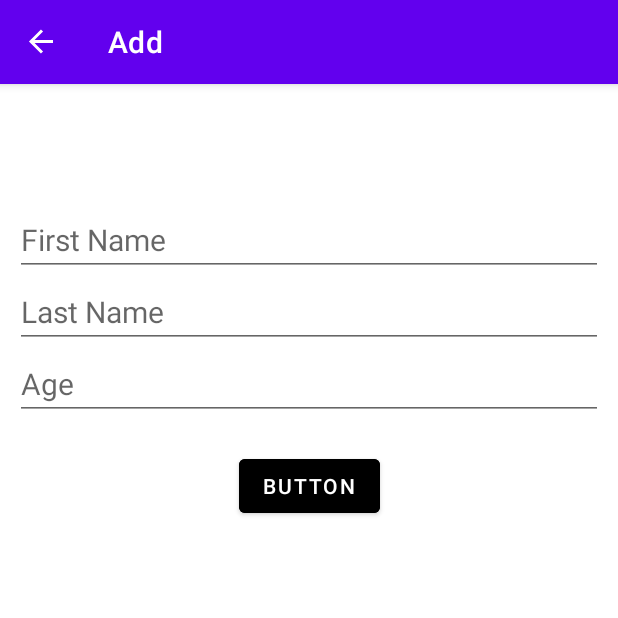
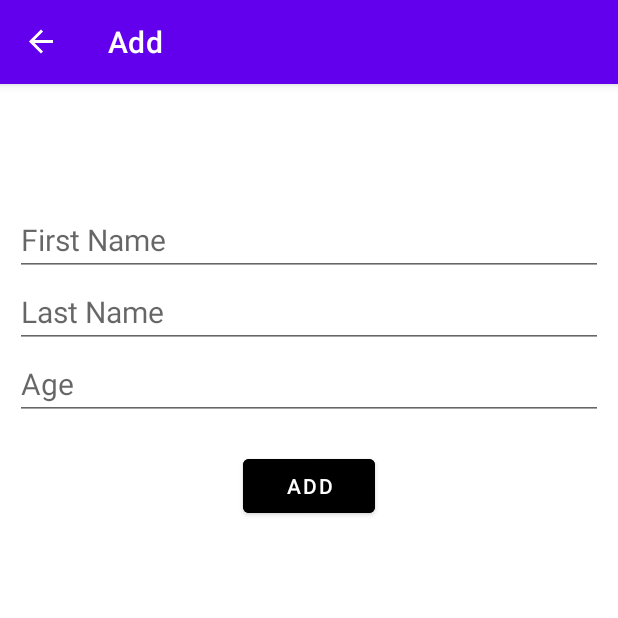
Before and after one commit to judahben149/ROOM_Database_SS, an Android app: the AddFragment screen opened through its navigation route, on a phone screen of 412 x 824 dp, the top half of it. Run offline under Robolectric (Android 15) with nearby library versions, the phone set to English and light mode, and no system bars; our stand-ins replace Room's generated code, navigation-ui.

Commit message:
ch - added logic to add users to a database

```diff
--- a/app/src/main/java/com/example/roomdatabasess/data/UserDao.kt
+++ b/app/src/main/java/com/example/roomdatabasess/data/UserDao.kt
@@ -5,6 +5,7 @@ import androidx.room.Dao
 import androidx.room.Insert
 import androidx.room.OnConflictStrategy
 import androidx.room.Query
+import com.example.roomdatabasess.model.User
 
 @Dao
 interface UserDao {
--- a/app/src/main/java/com/example/roomdatabasess/data/UserDatabase.kt
+++ b/app/src/main/java/com/example/roomdatabasess/data/UserDatabase.kt
@@ -4,6 +4,7 @@ import android.content.Context
 import androidx.room.Database
 import androidx.room.Room
 import androidx.room.RoomDatabase
+import com.example.roomdatabasess.model.User
 
 @Database(entities = [User::class], version = 1, exportSchema = false)
 abstract class UserDatabase: RoomDatabase() {
--- a/app/src/main/java/com/example/roomdatabasess/fragments/add/AddFragment.kt
+++ b/app/src/main/java/com/example/roomdatabasess/fragments/add/AddFragment.kt
@@ -11,8 +11,8 @@ import android.widget.Toast
 import androidx.lifecycle.ViewModelProvider
 import androidx.navigation.fragment.findNavController
 import com.example.roomdatabasess.R
-import com.example.roomdatabasess.data.User
-import com.example.roomdatabasess.data.UserViewModel
+import com.example.roomdatabasess.model.User
+import com.example.roomdatabasess.viewmodel.UserViewModel
 import kotlinx.android.synthetic.main.fragment_add.*
 import kotlinx.android.synthetic.main.fragment_add.view.*
 
--- /dev/null
+++ b/app/src/main/java/com/example/roomdatabasess/fragments/list/ListAdapter.kt
@@ -0,0 +1,39 @@
+package com.example.roomdatabasess.fragments.list
+
+import android.view.LayoutInflater
+import android.view.View
+import android.view.ViewGroup
+import androidx.recyclerview.widget.RecyclerView
+import com.example.roomdatabasess.R
+import com.example.roomdatabasess.model.User
+import kotlinx.android.synthetic.main.custom_row.view.*
+
+class ListAdapter: RecyclerView.Adapter<ListAdapter.MyViewHolder>() {
+
+    private var userList = emptyList<User>()
+    class MyViewHolder(itemView: View): RecyclerView.ViewHolder(itemView){
+
+    }
+
+    override fun onCreateViewHolder(parent: ViewGroup, viewType: Int): MyViewHolder {
+        return MyViewHolder(LayoutInflater.from(parent.context).inflate(R.layout.custom_row, parent, false))
+    }
+
+    override fun onBindViewHolder(holder: MyViewHolder, position: Int) {
+        val currentItem = userList[position]
+        holder.itemView.tvId.text = currentItem.id.toString()
+        holder.itemView.tvFirstname.text = currentItem.firstName
+        holder.itemView.tvLastname.text = currentItem.lastName
+        holder.itemView.tvage.text = currentItem.age.toString()
+
+    }
+
+    override fun getItemCount(): Int {
+        return userList.size
+    }
+
+    fun setData(user: List<User>) {
+        this.userList = user
+        notifyDataSetChanged()
+    }
+}
--- a/app/src/main/java/com/example/roomdatabasess/fragments/list/ListFragment.kt
+++ b/app/src/main/java/com/example/roomdatabasess/fragments/list/ListFragment.kt
@@ -5,12 +5,18 @@ import androidx.fragment.app.Fragment
 import android.view.LayoutInflater
 import android.view.View
 import android.view.ViewGroup
+import androidx.lifecycle.Observer
+import androidx.lifecycle.ViewModelProvider
 import androidx.navigation.fragment.findNavController
+import androidx.recyclerview.widget.LinearLayoutManager
 import com.example.roomdatabasess.R
+import com.example.roomdatabasess.viewmodel.UserViewModel
 import kotlinx.android.synthetic.main.fragment_list.view.*
 
 
 class ListFragment : Fragment() {
+
+    private lateinit var mUserViewModel: UserViewModel
 
     override fun onCreateView(
         inflater: LayoutInflater, container: ViewGroup?,
@@ -19,6 +25,17 @@ class ListFragment : Fragment() {
 
         val view = inflater.inflate(R.layout.fragment_list, container, false)
 
+        val adapter = ListAdapter()
+        val rvList = view.rvList
+        rvList.adapter = adapter
+        rvList.layoutManager = LinearLayoutManager(requireContext())
+
+        //initialize viewmodel
+        mUserViewModel = ViewModelProvider(this).get(UserViewModel::class.java)
+        mUserViewModel.readAllData.observe(viewLifecycleOwner, Observer { user ->
+            adapter.setData(user)
+        })
+
         view.floatingActionButton.setOnClickListener {
             findNavController().navigate(R.id.action_listFragment_to_addFragment)
         }
--- a/app/src/main/java/com/example/roomdatabasess/data/User.kt
+++ b/app/src/main/java/com/example/roomdatabasess/model/User.kt
@@ -1,4 +1,4 @@
-package com.example.roomdatabasess.data
+package com.example.roomdatabasess.model
 
 import androidx.room.Entity
 import androidx.room.PrimaryKey
--- a/app/src/main/java/com/example/roomdatabasess/data/UserRepository.kt
+++ b/app/src/main/java/com/example/roomdatabasess/repository/UserRepository.kt
@@ -1,6 +1,8 @@
-package com.example.roomdatabasess.data
+package com.example.roomdatabasess.repository
 
 import androidx.lifecycle.LiveData
+import com.example.roomdatabasess.data.UserDao
+import com.example.roomdatabasess.model.User
 
 class UserRepository(private val userDao: UserDao) {
 
--- a/app/src/main/java/com/example/roomdatabasess/data/UserViewModel.kt
+++ b/app/src/main/java/com/example/roomdatabasess/viewmodel/UserViewModel.kt
@@ -1,15 +1,18 @@
-package com.example.roomdatabasess.data
+package com.example.roomdatabasess.viewmodel
 
 import android.app.Application
 import androidx.lifecycle.AndroidViewModel
 import androidx.lifecycle.LiveData
 import androidx.lifecycle.viewModelScope
+import com.example.roomdatabasess.data.UserDatabase
+import com.example.roomdatabasess.repository.UserRepository
+import com.example.roomdatabasess.model.User
 import kotlinx.coroutines.Dispatchers
 import kotlinx.coroutines.launch
 
 class UserViewModel(application: Application): AndroidViewModel(application) {
 
-    private val readAllData: LiveData<List<User>>
+    val readAllData: LiveData<List<User>>
     private val repository: UserRepository
 
     init {
--- a/app/src/main/res/layout/fragment_add.xml
+++ b/app/src/main/res/layout/fragment_add.xml
@@ -17,7 +17,8 @@
         android:textSize="20sp"
         app:layout_constraintEnd_toEndOf="parent"
         app:layout_constraintStart_toStartOf="parent"
-        app:layout_constraintTop_toTopOf="parent" />
+        app:layout_constraintTop_toTopOf="parent"
+        android:autofillHints="" />
 
     <EditText
         android:id="@+id/etLastName"
@@ -49,7 +50,7 @@
         android:layout_marginTop="20dp"
         android:backgroundTint="@color/black"
         android:layout_height="wrap_content"
-        android:text="Button"
+        android:text="@string/add"
         app:layout_constraintEnd_toEndOf="parent"
         app:layout_constraintStart_toStartOf="parent"
         app:layout_constraintTop_toBottomOf="@+id/etAge" />
--- a/app/src/main/res/layout/fragment_list.xml
+++ b/app/src/main/res/layout/fragment_list.xml
@@ -9,8 +9,8 @@
 
     <androidx.recyclerview.widget.RecyclerView
         android:id="@+id/rvList"
-        android:layout_width="409dp"
-        android:layout_height="729dp"
+        android:layout_width="0dp"
+        android:layout_height="0dp"
         app:layout_constraintBottom_toBottomOf="parent"
         app:layout_constraintEnd_toEndOf="parent"
         app:layout_constraintStart_toStartOf="parent"
--- a/app/src/main/res/values-night/strings.xml
+++ b/app/src/main/res/values-night/strings.xml
@@ -3,4 +3,5 @@
     <string name="first_name">First Name</string>
     <string name="last_name">Last Name</string>
     <string name="age">Age</string>
+    <string name="add">Add</string>
 </resources>
--- a/app/src/main/res/values/strings.xml
+++ b/app/src/main/res/values/strings.xml
@@ -5,4 +5,5 @@
     <string name="first_name">First Name</string>
     <string name="last_name">Last Name</string>
     <string name="age">Age</string>
+    <string name="add">Add</string>
 </resources>
```
Also changed, not shown: app/src/main/java/com/example/roomdatabasess/fragments/update/UpdateFragment.kt (added, +24 -0 lines), app/src/main/res/layout/custom_row.xml (added, +55 -0 lines), app/src/main/res/layout/fragment_update.xml (added, +14 -0 lines).
